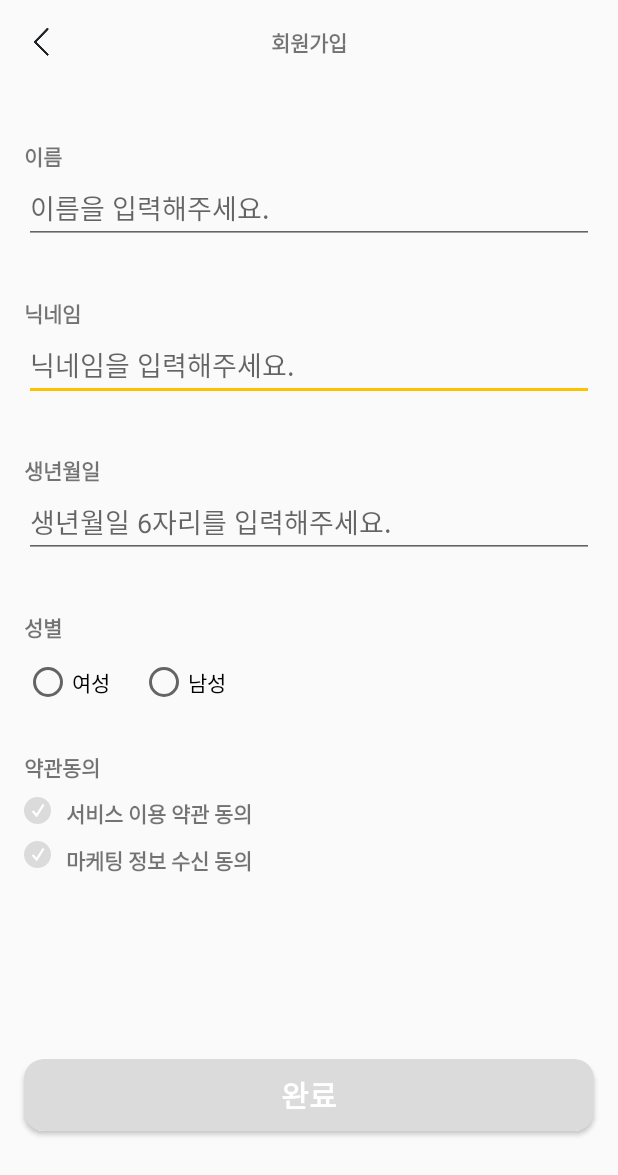
After one commit to INTENRZ/Android_INTERNZ, an Android app: the SignUp2Activity screen opened directly, with no data from a screen before it, on a phone screen of 412 x 824 dp. The commit adds this screen. Shown: the top 1175 px of the screen. Run offline under Robolectric (Android 15) with nearby library versions, the phone set to English and light mode, and no system bars.

Commit message:
SignUp2Activity 생성

```diff
--- a/app/src/main/AndroidManifest.xml
+++ b/app/src/main/AndroidManifest.xml
@@ -13,7 +13,8 @@
         android:supportsRtl="true"
         android:theme="@style/AppTheme"
         android:usesCleartextTraffic="true">
-        <activity android:name=".feature.story.StoryActivity"></activity>
+        <activity android:name=".feature.signup.SignUp2Activity"></activity>
+        <activity android:name=".feature.story.StoryActivity" />
         <activity android:name=".feature.HomeActivity" />
         <activity
             android:name=".feature.signin.SignInActivity"
--- /dev/null
+++ b/app/src/main/java/com/example/internz/feature/signup/SignUp2Activity.kt
@@ -0,0 +1,124 @@
+package com.example.internz.feature.signup
+
+import android.content.Intent
+import androidx.appcompat.app.AppCompatActivity
+import android.os.Bundle
+import android.provider.ContactsContract
+import android.text.Editable
+import android.text.TextWatcher
+import com.example.internz.R
+import kotlinx.android.synthetic.main.activity_sign_up.*
+import kotlinx.android.synthetic.main.activity_sign_up2.*
+
+class SignUp2Activity : AppCompatActivity() {
+    private lateinit var email : String
+    private lateinit var nickname: String
+    private lateinit var phoneNum : String
+
+    override fun onCreate(savedInstanceState: Bundle?) {
+        super.onCreate(savedInstanceState)
+        setContentView(R.layout.activity_sign_up2)
+
+        signUpFunction()
+    }
+
+    private fun signUpFunction() {
+        initialVariable()
+
+        //이름
+        edtSignUpName.addTextChangedListener(
+            object : TextWatcher {
+                override fun onTextChanged(p0: CharSequence?, p1: Int, p2: Int, p3: Int) {
+
+                }
+
+                override fun beforeTextChanged(p0: CharSequence?, p1: Int, p2: Int, p3: Int) {
+
+                }
+
+                override fun afterTextChanged(p0: Editable?) {
+                    if (edtSignUpName.text.isEmpty() || edtSignUpNick.text.isEmpty() || edtSignUpBirth.text.isEmpty()) {
+                        btnSignUpFinish.setBackgroundResource(R.drawable.btn_shape)
+                    } else {
+                        //TODO!
+                    }
+                }
+            }
+        )
+
+        //닉네임
+        edtSignUpNick.addTextChangedListener(
+            object : TextWatcher {
+                override fun onTextChanged(p0: CharSequence?, p1: Int, p2: Int, p3: Int) {
+
+                }
+
+                override fun beforeTextChanged(p0: CharSequence?, p1: Int, p2: Int, p3: Int) {
+
+                }
+
+                override fun afterTextChanged(p0: Editable?) {
+                    //TODO!
+                }
+            }
+        )
+
+        //생년월일
+        edtSignUpBirth.addTextChangedListener(
+            object : TextWatcher {
+                override fun onTextChanged(p0: CharSequence?, p1: Int, p2: Int, p3: Int) {
+
+                }
+
+                override fun beforeTextChanged(p0: CharSequence?, p1: Int, p2: Int, p3: Int) {
+
+                }
+
+                override fun afterTextChanged(p0: Editable?) {
+                    //TODO!
+                }
+            }
+        )
+
+        //성별
+
+
+        //서비스 이용 약관 동의(image_button)
+        imgbtnSignUpService.setOnClickListener {
+            when(imgbtnSignUpService.isSelected) {
+                true -> imgbtnSignUpService.isSelected = false
+                false -> imgbtnSignUpService.isSelected = true
+            }
+        }
+
+        //마케팅 정보 수신 동의(image_button)
+        imgbtnSignUpMarketing.setOnClickListener {
+            when(imgbtnSignUpMarketing.isSelected) {
+                true -> imgbtnSignUpMarketing.isSelected = false
+                false -> imgbtnSignUpMarketing.isSelected = true
+            }
+        }
+
+        //서비스 이용 약관 동의(TextView)
+        txtSignUpService.setOnClickListener {
+            when(imgbtnSignUpService.isSelected) {
+                true -> imgbtnSignUpService.isSelected = false
+                false -> imgbtnSignUpService.isSelected = true
+            }
+        }
+
+        //마케팅 정보 수신 동의(TextView)
+        txtSignUpMarketing.setOnClickListener {
+            when(imgbtnSignUpMarketing.isSelected) {
+                true -> imgbtnSignUpMarketing.isSelected = false
+                false -> imgbtnSignUpMarketing.isSelected = true
+            }
+        }
+    }
+
+    private fun initialVariable() {
+        email = intent.getStringExtra("email")
+        nickname = intent.getStringExtra("pwd")
+        phoneNum = intent.getStringExtra("phoneNum")
+    }
+}
--- a/app/src/main/java/com/example/internz/feature/signup/SignUpActivity.kt
+++ b/app/src/main/java/com/example/internz/feature/signup/SignUpActivity.kt
@@ -1,13 +1,13 @@
 package com.example.internz.feature.signup
 
+import android.content.Intent
 import androidx.appcompat.app.AppCompatActivity
 import android.os.Bundle
 import android.text.Editable
 import android.text.TextWatcher
-import androidx.core.widget.addTextChangedListener
 import com.example.internz.R
-import kotlinx.android.synthetic.main.activity_sign_in.*
 import kotlinx.android.synthetic.main.activity_sign_up.*
+import kotlinx.android.synthetic.main.activity_sign_up2.*
 
 class SignUpActivity : AppCompatActivity() {
 
@@ -36,7 +36,7 @@ class SignUpActivity : AppCompatActivity() {
         )
 
         //이름
-        edtSignUpName?.addTextChangedListener(
+        edtSignUpPhoneNum?.addTextChangedListener(
             object : TextWatcher {
                 override fun onTextChanged(p0: CharSequence?, p1: Int, p2: Int, p3: Int) {
 
@@ -92,13 +92,19 @@ class SignUpActivity : AppCompatActivity() {
         }
 
         //다음(click_event)
+        //TODO! 모든 항목이 입력되어야 다음으로 넘어가도록 수정
         btnSignUpNext?.setOnClickListener {
-            //TODO! 조건 확인 후 다음 화면으로 넘어가기
+            val intent = Intent(this@SignUpActivity, SignUp2Activity::class.java)
+                .putExtra("email", edtSignUpEmail.text.toString())
+                .putExtra("pwd", edtSignUpPwd.text.toString())
+                .putExtra("phoneNum", edtSignUpPhoneNum.text.toString())
+
+            startActivity(intent)
         }
     }
 
     private fun changeBtnBackground() {
-        if (edtSignUpEmail.text.isEmpty() || edtSignUpName.text.isEmpty() || edtSignUpPwd.text.isEmpty() || edtSignUpPwdChk.text.isEmpty()) {
+        if (edtSignUpEmail.text.isEmpty() || edtSignUpPhoneNum.text.isEmpty() || edtSignUpPwd.text.isEmpty() || edtSignUpPwdChk.text.isEmpty()) {
             btnSignUpNext.setBackgroundResource(R.drawable.btn_shape)
         } else {
             btnSignUpNext.setBackgroundResource(R.drawable.btn_shape_ok)
--- /dev/null
+++ b/app/src/main/res/drawable/license.xml
@@ -0,0 +1,19 @@
+<?xml version="1.0" encoding="utf-8"?>
+<selector xmlns:android="http://schemas.android.com/apk/res/android">
+    <item
+        android:state_pressed="true"
+        android:drawable="@drawable/check_selected_btn"/>
+
+    <item
+        android:state_selected="true"
+        android:drawable="@drawable/check_selected_btn"/>
+
+    <item
+        android:state_selected="false"
+        android:drawable="@drawable/check_btn"/>
+
+    <!-- 가장 하단에 기본 상태가 있어야 정상 작동 -->
+    <item
+        android:drawable="@drawable/check_btn"/>
+
+</selector>
--- a/app/src/main/res/layout/activity_sign_up.xml
+++ b/app/src/main/res/layout/activity_sign_up.xml
@@ -55,24 +55,22 @@
         android:layout_width="wrap_content"
         android:layout_height="wrap_content"
         android:layout_marginStart="16dp"
-        android:layout_marginLeft="16dp"
         android:layout_marginTop="30dp"
-        android:text="이름"
+        android:text="핸드폰 번호"
         android:textStyle="bold"
         app:layout_constraintStart_toStartOf="parent"
-        app:layout_constraintTop_toBottomOf="@+id/edtSignUpEmail" />
+        app:layout_constraintTop_toBottomOf="@+id/edtSignUpPwdChk" />
 
     <TextView
         android:id="@+id/textView7"
         android:layout_width="wrap_content"
         android:layout_height="wrap_content"
         android:layout_marginStart="16dp"
-        android:layout_marginLeft="16dp"
         android:layout_marginTop="30dp"
         android:text="비밀번호"
         android:textStyle="bold"
         app:layout_constraintStart_toStartOf="parent"
-        app:layout_constraintTop_toBottomOf="@+id/edtSignUpName" />
+        app:layout_constraintTop_toBottomOf="@+id/edtSignUpEmail" />
 
     <TextView
         android:id="@+id/textView8"
@@ -102,17 +100,16 @@
         app:layout_constraintTop_toBottomOf="@+id/textView5" />
 
     <EditText
-        android:id="@+id/edtSignUpName"
+        android:id="@+id/edtSignUpPhoneNum"
         android:layout_width="match_parent"
         android:layout_height="wrap_content"
         android:layout_marginStart="16dp"
-        android:layout_marginLeft="16dp"
         android:layout_marginEnd="16dp"
-        android:layout_marginRight="16dp"
         android:ems="10"
         android:hint="이름을 입력해주세요."
         android:inputType="textPersonName"
         app:layout_constraintEnd_toEndOf="parent"
+        app:layout_constraintHorizontal_bias="0.0"
         app:layout_constraintStart_toStartOf="parent"
         app:layout_constraintTop_toBottomOf="@+id/textView6" />
 
@@ -151,11 +148,10 @@
         android:layout_width="wrap_content"
         android:layout_height="wrap_content"
         android:layout_marginStart="80dp"
-        android:layout_marginLeft="80dp"
         android:layout_marginTop="50dp"
         android:text="이미 가입하셨나요?"
         app:layout_constraintStart_toStartOf="parent"
-        app:layout_constraintTop_toBottomOf="@+id/edtSignUpPwdChk" />
+        app:layout_constraintTop_toBottomOf="@+id/edtSignUpPhoneNum" />
 
     <TextView
         android:id="@+id/txtSignUpLogIn"
@@ -163,12 +159,11 @@
         android:layout_height="wrap_content"
         android:layout_marginTop="50dp"
         android:layout_marginEnd="80dp"
-        android:layout_marginRight="80dp"
+        android:clickable="true"
         android:text="@string/do_sign_in"
         android:textStyle="bold"
-        android:clickable="true"
         app:layout_constraintEnd_toEndOf="parent"
-        app:layout_constraintTop_toBottomOf="@+id/edtSignUpPwdChk" />
+        app:layout_constraintTop_toBottomOf="@+id/edtSignUpPhoneNum" />
 
     <Button
         android:id="@+id/btnSignUpNext"
@@ -181,6 +176,8 @@
         android:layout_marginBottom="180dp"
         android:background="@drawable/btn_shape"
         android:text="다음"
+        android:textStyle="bold"
+        android:textSize="20sp"
         android:textColor="@color/colorWhite"
         app:layout_constraintBottom_toBottomOf="parent"
         app:layout_constraintEnd_toEndOf="parent"
--- /dev/null
+++ b/app/src/main/res/layout/activity_sign_up2.xml
@@ -0,0 +1,213 @@
+<?xml version="1.0" encoding="utf-8"?>
+<androidx.constraintlayout.widget.ConstraintLayout xmlns:android="http://schemas.android.com/apk/res/android"
+    xmlns:app="http://schemas.android.com/apk/res-auto"
+    xmlns:tools="http://schemas.android.com/tools"
+    android:layout_width="match_parent"
+    android:layout_height="match_parent"
+    tools:context=".feature.signup.SignUp2Activity">
+
+    <androidx.constraintlayout.widget.ConstraintLayout
+        android:id="@+id/constraintLayout"
+        android:layout_width="match_parent"
+        android:layout_height="?attr/actionBarSize"
+        android:theme="?attr/actionBarTheme"
+        app:layout_constraintEnd_toEndOf="parent"
+        app:layout_constraintStart_toStartOf="parent"
+        app:layout_constraintTop_toTopOf="parent">
+
+        <TextView
+            android:layout_width="wrap_content"
+            android:layout_height="wrap_content"
+            android:gravity="center"
+            android:text="회원가입"
+            android:textStyle="bold"
+            app:layout_constraintBottom_toBottomOf="parent"
+            app:layout_constraintEnd_toEndOf="parent"
+            app:layout_constraintStart_toStartOf="parent"
+            app:layout_constraintTop_toTopOf="parent" />
+
+        <ImageView
+            android:id="@+id/imgSignUpBack"
+            android:layout_width="wrap_content"
+            android:layout_height="wrap_content"
+            android:layout_marginStart="16dp"
+            android:background="@drawable/timeline_detail_back_ic"
+            app:layout_constraintBottom_toBottomOf="parent"
+            app:layout_constraintStart_toStartOf="parent"
+            app:layout_constraintTop_toTopOf="parent" />
+
+    </androidx.constraintlayout.widget.ConstraintLayout>
+
+    <TextView
+        android:id="@+id/textView10"
+        android:layout_width="wrap_content"
+        android:layout_height="wrap_content"
+        android:layout_marginStart="16dp"
+        android:layout_marginTop="37dp"
+        android:text="이름"
+        android:textStyle="bold"
+        app:layout_constraintStart_toStartOf="parent"
+        app:layout_constraintTop_toBottomOf="@+id/constraintLayout" />
+
+    <TextView
+        android:id="@+id/textView17"
+        android:layout_width="wrap_content"
+        android:layout_height="wrap_content"
+        android:layout_marginStart="16dp"
+        android:layout_marginTop="35dp"
+        android:text="닉네임"
+        android:textStyle="bold"
+        app:layout_constraintStart_toStartOf="parent"
+        app:layout_constraintTop_toBottomOf="@+id/edtSignUpName" />
+
+    <EditText
+        android:id="@+id/edtSignUpNick"
+        android:layout_width="match_parent"
+        android:layout_height="wrap_content"
+        android:layout_marginStart="16dp"
+        android:layout_marginEnd="16dp"
+        android:ems="10"
+        android:hint="닉네임을 입력해주세요."
+        android:inputType="textPersonName"
+        app:layout_constraintEnd_toEndOf="parent"
+        app:layout_constraintStart_toStartOf="parent"
+        app:layout_constraintTop_toBottomOf="@+id/textView17" />
+
+    <TextView
+        android:id="@+id/textView12"
+        android:layout_width="wrap_content"
+        android:layout_height="wrap_content"
+        android:layout_marginStart="16dp"
+        android:layout_marginTop="35dp"
+        android:text="생년월일"
+        android:textStyle="bold"
+        app:layout_constraintStart_toStartOf="parent"
+        app:layout_constraintTop_toBottomOf="@+id/edtSignUpNick" />
+
+    <EditText
+        android:id="@+id/edtSignUpBirth"
+        android:layout_width="match_parent"
+        android:layout_height="wrap_content"
+        android:layout_marginStart="16dp"
+        android:layout_marginEnd="16dp"
+        android:ems="10"
+        android:hint="생년월일 6자리를 입력해주세요."
+        android:inputType="textPersonName"
+        app:layout_constraintEnd_toEndOf="parent"
+        app:layout_constraintStart_toStartOf="parent"
+        app:layout_constraintTop_toBottomOf="@+id/textView12" />
+
+    <TextView
+        android:id="@+id/textView13"
+        android:layout_width="wrap_content"
+        android:layout_height="wrap_content"
+        android:layout_marginStart="16dp"
+        android:layout_marginTop="35dp"
+        android:text="성별"
+        android:textStyle="bold"
+        app:layout_constraintStart_toStartOf="parent"
+        app:layout_constraintTop_toBottomOf="@+id/edtSignUpBirth" />
+
+    <RadioButton
+        android:id="@+id/radioSignUpFemale"
+        android:layout_width="wrap_content"
+        android:layout_height="wrap_content"
+        android:layout_marginStart="16dp"
+        android:layout_marginTop="10dp"
+        android:text="여성"
+        app:layout_constraintStart_toStartOf="parent"
+        app:layout_constraintTop_toBottomOf="@+id/textView13" />
+
+    <RadioButton
+        android:id="@+id/radioSignUpMale"
+        android:layout_width="wrap_content"
+        android:layout_height="wrap_content"
+        android:layout_marginStart="20dp"
+        android:layout_marginTop="10dp"
+        android:text="남성"
+        app:layout_constraintStart_toEndOf="@+id/radioSignUpFemale"
+        app:layout_constraintTop_toBottomOf="@+id/textView13" />
+
+    <ImageView
+        android:id="@+id/imgbtnSignUpService"
+        android:layout_width="wrap_content"
+        android:layout_height="wrap_content"
+        android:layout_marginStart="16dp"
+        android:layout_marginTop="9dp"
+        android:src="@drawable/license"
+        app:layout_constraintStart_toStartOf="parent"
+        app:layout_constraintTop_toBottomOf="@+id/textView16" />
+
+    <ImageView
+        android:id="@+id/imgbtnSignUpMarketing"
+        android:layout_width="wrap_content"
+        android:layout_height="wrap_content"
+        android:layout_marginStart="16dp"
+        android:layout_marginTop="11dp"
+        android:src="@drawable/license"
+        app:layout_constraintStart_toStartOf="parent"
+        app:layout_constraintTop_toBottomOf="@+id/imgbtnSignUpService" />
+
+    <TextView
+        android:id="@+id/txtSignUpService"
+        android:layout_width="wrap_content"
+        android:layout_height="wrap_content"
+        android:layout_marginStart="10dp"
+        android:layout_marginTop="9dp"
+        android:textStyle="bold"
+        android:text="서비스 이용 약관 동의"
+        app:layout_constraintStart_toEndOf="@+id/imgbtnSignUpService"
+        app:layout_constraintTop_toBottomOf="@+id/textView16" />
+
+    <TextView
+        android:id="@+id/txtSignUpMarketing"
+        android:layout_width="wrap_content"
+        android:layout_height="wrap_content"
+        android:layout_marginStart="10dp"
+        android:layout_marginTop="10dp"
+        android:textStyle="bold"
+        android:text="마케팅 정보 수신 동의"
+        app:layout_constraintStart_toEndOf="@+id/imgbtnSignUpMarketing"
+        app:layout_constraintTop_toBottomOf="@+id/txtSignUpService" />
+
+    <Button
+        android:id="@+id/btnSignUpFinish"
+        android:layout_width="match_parent"
+        android:layout_height="wrap_content"
+        android:layout_marginStart="16dp"
+        android:layout_marginEnd="16dp"
+        android:layout_marginBottom="70dp"
+        android:text="완료"
+        android:textStyle="bold"
+        android:textSize="20sp"
+        android:textColor="@color/colorWhite"
+        android:background="@drawable/btn_shape"
+        app:layout_constraintBottom_toBottomOf="parent"
+        app:layout_constraintEnd_toEndOf="parent"
+        app:layout_constraintStart_toStartOf="parent" />
+
+    <TextView
+        android:id="@+id/textView16"
+        android:layout_width="wrap_content"
+        android:layout_height="wrap_content"
+        android:layout_marginStart="16dp"
+        android:layout_marginTop="30dp"
+        android:textStyle="bold"
+        android:text="약관동의"
+        app:layout_constraintStart_toStartOf="parent"
+        app:layout_constraintTop_toBottomOf="@+id/radioSignUpFemale" />
+
+    <EditText
+        android:id="@+id/edtSignUpName"
+        android:layout_width="match_parent"
+        android:layout_height="wrap_content"
+        android:layout_marginStart="16dp"
+        android:layout_marginEnd="16dp"
+        android:ems="10"
+        android:hint="이름을 입력해주세요."
+        android:inputType="textPersonName"
+        app:layout_constraintEnd_toEndOf="parent"
+        app:layout_constraintStart_toStartOf="parent"
+        app:layout_constraintTop_toBottomOf="@+id/textView10" />
+
+</androidx.constraintlayout.widget.ConstraintLayout>
--- a/app/src/main/res/layout/activity_splash.xml
+++ b/app/src/main/res/layout/activity_splash.xml
@@ -36,7 +36,7 @@
         android:layout_width="wrap_content"
         android:layout_height="wrap_content"
         android:layout_marginTop="320dp"
-        android:layout_marginEnd="3dp"
+        android:layout_marginEnd="5dp"
         android:background="@drawable/line_for_splash"
         app:layout_constraintEnd_toEndOf="@+id/textView"
         app:layout_constraintTop_toTopOf="parent" />
```
Also changed, not shown: app/src/main/res/drawable-hdpi/check_btn.png (added), app/src/main/res/drawable-hdpi/check_selected_btn.png (added), app/src/main/res/drawable-mdpi/check_btn.png (added), app/src/main/res/drawable-mdpi/check_selected_btn.png (added), app/src/main/res/drawable-xhdpi/check_btn.png (added), app/src/main/res/drawable-xhdpi/check_selected_btn.png (added), app/src/main/res/drawable-xxhdpi/check_btn.png (added), app/src/main/res/drawable-xxhdpi/check_selected_btn.png (added), app/src/main/res/drawable-xxxhdpi/check_btn.png (added), app/src/main/res/drawable-xxxhdpi/check_selected_btn.png (added).
